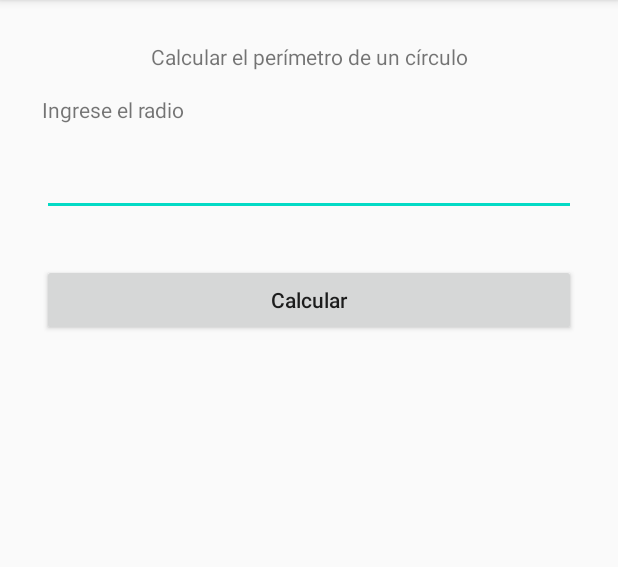
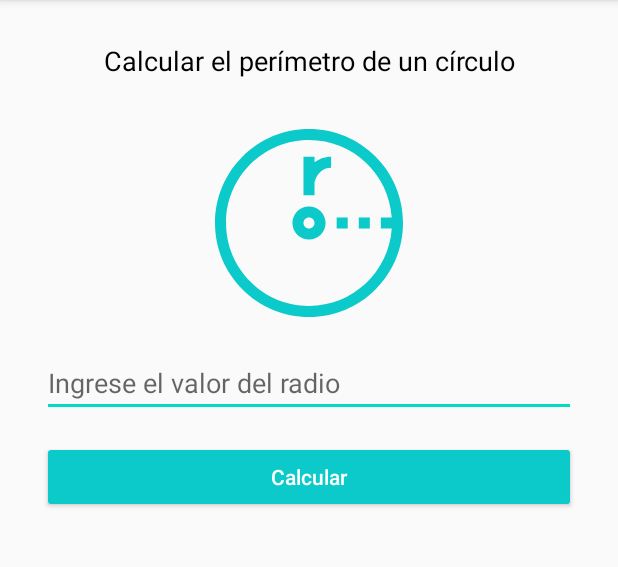
Before and after one commit to Moviles-Udea-2020-1/Practica420201, an Android app: the screen it shows after launch (MainActivity), on a phone screen of 412 x 824 dp, the part 84-651 px from its top. Run offline under Robolectric (Android 15) with nearby library versions, the light colour scheme and no system bars.

Commit message:
Se agrega material y diseño a perímetro círculo

```diff
--- /dev/null
+++ b/app/src/main/res/drawable/ic_radio.xml
@@ -0,0 +1,21 @@
+<vector xmlns:android="http://schemas.android.com/apk/res/android"
+    android:width="512dp"
+    android:height="512dp"
+    android:viewportWidth="510"
+    android:viewportHeight="510">
+  <path
+      android:fillColor="#0DCACA"
+      android:pathData="m435.313,74.688c-48.165,-48.164 -112.2,-74.688 -180.313,-74.688s-132.149,26.524 -180.312,74.688c-48.164,48.163 -74.688,112.199 -74.688,180.312s26.524,132.149 74.688,180.313c48.163,48.163 112.199,74.687 180.312,74.687s132.148,-26.524 180.313,-74.688c48.163,-48.163 74.687,-112.199 74.687,-180.312s-26.524,-132.149 -74.687,-180.312zM255,480c-124.065,0 -225,-100.935 -225,-225s100.935,-225 225,-225c119.023,0 216.741,92.902 224.488,210h-29.488v30h29.488c-7.747,117.098 -105.465,210 -224.488,210z"/>
+  <path
+      android:fillColor="#0DCACA"
+      android:pathData="m255,210c-24.813,0 -45,20.186 -45,45s20.187,45 45,45c24.814,0 45,-20.186 45,-45s-20.186,-45 -45,-45zM255,270c-8.271,0 -15,-6.728 -15,-15 0,-8.271 6.729,-15 15,-15 8.272,0 15,6.729 15,15 0,8.272 -6.728,15 -15,15z"/>
+  <path
+      android:fillColor="#0DCACA"
+      android:pathData="m330,240h30v30h-30z"/>
+  <path
+      android:fillColor="#0DCACA"
+      android:pathData="m390,240h30v30h-30z"/>
+  <path
+      android:fillColor="#0DCACA"
+      android:pathData="m270,75h-30v105h30v-32.754c0,-5.018 9.502,-42.246 45,-42.246v-30c-18.793,0 -33.641,6.314 -45,15.422z"/>
+</vector>
--- a/app/src/main/res/layout/activity_main.xml
+++ b/app/src/main/res/layout/activity_main.xml
@@ -13,7 +13,9 @@
         android:layout_height="0dp"
         app:layout_constraintBottom_toBottomOf="parent"
         app:layout_constraintEnd_toEndOf="parent"
+        app:layout_constraintHorizontal_bias="0.0"
         app:layout_constraintStart_toStartOf="parent"
         app:layout_constraintTop_toTopOf="parent"
+        app:layout_constraintVertical_bias="0.0"
         tools:layout="@layout/fragment_perimetrocirculo" />
 </androidx.constraintlayout.widget.ConstraintLayout>
--- a/app/src/main/res/layout/fragment_perimetrocirculo.xml
+++ b/app/src/main/res/layout/fragment_perimetrocirculo.xml
@@ -17,46 +17,24 @@
         android:layout_marginEnd="8dp"
         android:gravity="center"
         android:text="@string/perimetroCirculo"
+        android:textColor="@color/design_default_color_on_secondary"
+        android:textSize="18sp"
         app:layout_constraintEnd_toEndOf="parent"
         app:layout_constraintStart_toStartOf="parent"
         app:layout_constraintTop_toTopOf="parent" />
-
-    <TextView
-        android:id="@+id/ingresarRadio_textView"
-        android:layout_width="0dp"
-        android:layout_height="wrap_content"
-        android:layout_marginStart="8dp"
-        android:layout_marginTop="16dp"
-        android:layout_marginEnd="8dp"
-        android:text="@string/ingresarRadio"
-        app:layout_constraintEnd_toEndOf="parent"
-        app:layout_constraintStart_toStartOf="parent"
-        app:layout_constraintTop_toBottomOf="@+id/titulo_textView" />
-
-    <EditText
-        android:id="@+id/valorRadio"
-        android:layout_width="0dp"
-        android:layout_height="wrap_content"
-        android:layout_marginStart="8dp"
-        android:layout_marginTop="16dp"
-        android:layout_marginEnd="8dp"
-        android:ems="10"
-        android:hint="@string/valorRadio"
-        android:importantForAutofill="no"
-        android:inputType="textPersonName"
-        app:layout_constraintEnd_toEndOf="parent"
-        app:layout_constraintStart_toStartOf="parent"
-        app:layout_constraintTop_toBottomOf="@+id/ingresarRadio_textView" />
 
     <Button
         android:id="@+id/calcularPerimetroCir_button"
         android:layout_width="0dp"
         android:layout_height="wrap_content"
         android:layout_marginStart="8dp"
-        android:layout_marginTop="32dp"
+        android:layout_marginTop="16dp"
         android:layout_marginEnd="8dp"
+        android:backgroundTint="#0DCACA"
         android:text="@string/calcularPerimetroCir"
         android:textAllCaps="false"
+        android:textColor="#FFFFFF"
+        android:textColorHighlight="#FFFFFF"
         app:layout_constraintEnd_toEndOf="parent"
         app:layout_constraintStart_toStartOf="parent"
         app:layout_constraintTop_toBottomOf="@+id/valorRadio" />
@@ -72,4 +50,28 @@
         app:layout_constraintEnd_toEndOf="parent"
         app:layout_constraintStart_toStartOf="parent"
         app:layout_constraintTop_toBottomOf="@+id/calcularPerimetroCir_button" />
+
+    <ImageView
+        android:id="@+id/circuloPerimetro_img"
+        android:layout_width="125dp"
+        android:layout_height="136dp"
+        android:layout_marginTop="28dp"
+        android:contentDescription="@string/perimetroCirImg"
+        android:src="@drawable/ic_radio"
+        app:layout_constraintEnd_toEndOf="parent"
+        app:layout_constraintStart_toStartOf="parent"
+        app:layout_constraintTop_toBottomOf="@+id/titulo_textView" />
+
+    <com.google.android.material.textfield.TextInputEditText
+        android:id="@+id/valorRadio"
+        android:layout_width="match_parent"
+        android:layout_height="wrap_content"
+        android:layout_marginStart="8dp"
+        android:layout_marginTop="16dp"
+        android:layout_marginEnd="8dp"
+        android:hint="@string/valorRadio"
+        app:layout_constraintEnd_toEndOf="parent"
+        app:layout_constraintStart_toStartOf="parent"
+        app:layout_constraintTop_toBottomOf="@+id/circuloPerimetro_img" />
+
 </androidx.constraintlayout.widget.ConstraintLayout>
--- a/app/src/main/res/values/strings.xml
+++ b/app/src/main/res/values/strings.xml
@@ -18,7 +18,8 @@
     <string name="calculo">Calcular</string>
     <string name="perimetroCirculo">Calcular el perímetro de un círculo</string>
     <string name="ingresarRadio">Ingrese el radio</string>
-    <string name="valorRadio" />
+    <string name="valorRadio">Ingrese el valor del radio</string>
     <string name="calcularPerimetroCir">Calcular</string>
     <string name="resultado" />
+    <string name="perimetroCirImg">perimetroCirculo</string>
 </resources>
```
